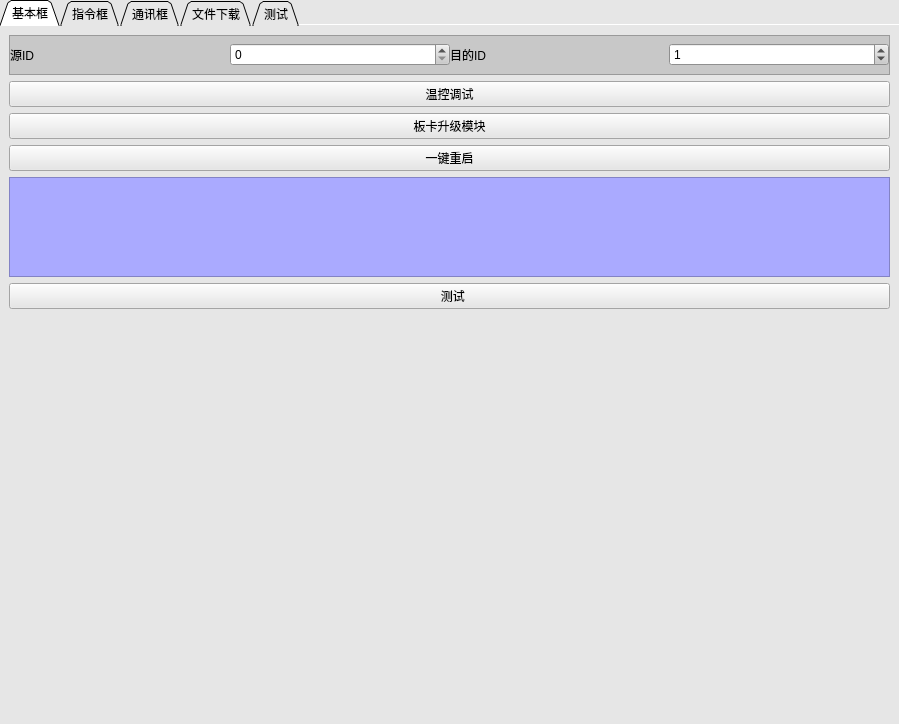
Before: the Qt Designer form d190104_sshCan/Anyone/youLib/canSend/canSend.ui in zhenghello/QTobj, drawn with Qt 5.
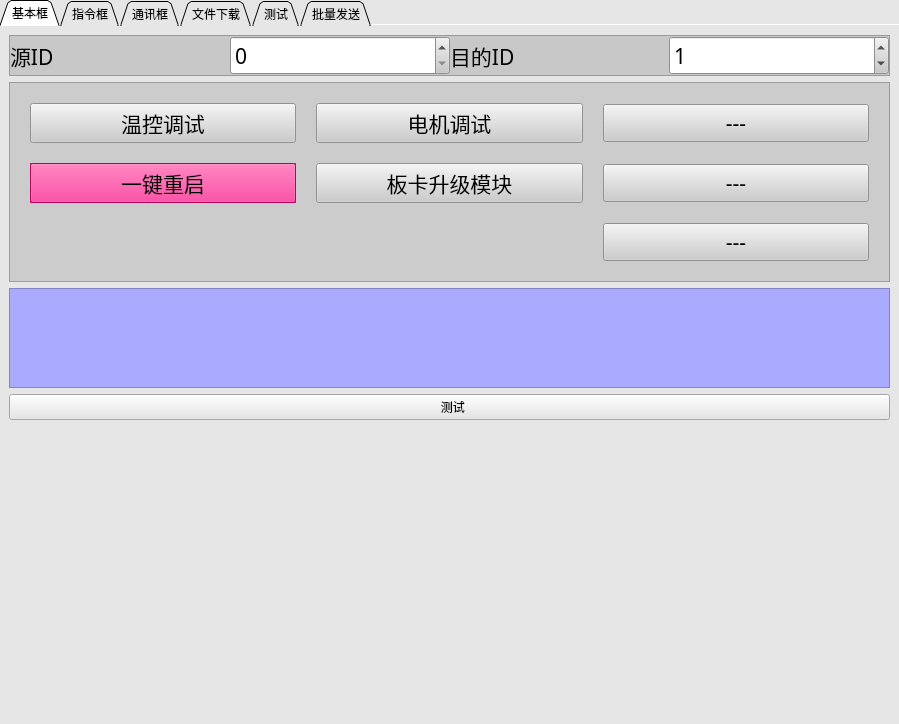
After: the same form once the commit is applied. The open tabs and pages were chosen to show the change.

What changed in the file:
```diff
--- a/d190104_sshCan/Anyone/youLib/canSend/canSend.ui
+++ b/d190104_sshCan/Anyone/youLib/canSend/canSend.ui
@@ -428,10 +428,7 @@
   <property name="windowTitle">
    <string>Form</string>
   </property>
-  <layout class="QVBoxLayout" name="verticalLayout">
-   <property name="spacing">
-    <number>0</number>
-   </property>
+  <layout class="QGridLayout" name="gridLayout">
    <property name="leftMargin">
     <number>0</number>
    </property>
@@ -444,7 +441,7 @@
    <property name="bottomMargin">
     <number>0</number>
    </property>
-   <item>
+   <item row="0" column="0">
     <widget class="QTabWidget" name="tabWidget">
      <property name="toolTip">
       <string/>
@@ -927,6 +924,12 @@
             </property>
             <item row="0" column="2">
              <widget class="QLabel" name="z_label_3">
+              <property name="font">
+               <font>
+                <family>宋体</family>
+                <pointsize>16</pointsize>
+               </font>
+              </property>
               <property name="text">
                <string>目的ID</string>
               </property>
@@ -934,6 +937,12 @@
             </item>
             <item row="0" column="3">
              <widget class="QSpinBox" name="spinBox_destID">
+              <property name="font">
+               <font>
+                <family>宋体</family>
+                <pointsize>16</pointsize>
+               </font>
+              </property>
               <property name="maximum">
                <number>31</number>
               </property>
@@ -944,6 +953,12 @@
             </item>
             <item row="0" column="1">
              <widget class="QSpinBox" name="spinBox_srcID">
+              <property name="font">
+               <font>
+                <family>宋体</family>
+                <pointsize>16</pointsize>
+               </font>
+              </property>
               <property name="maximum">
                <number>31</number>
               </property>
@@ -954,6 +969,12 @@
             </item>
             <item row="0" column="0">
              <widget class="QLabel" name="z_label_4">
+              <property name="font">
+               <font>
+                <family>宋体</family>
+                <pointsize>16</pointsize>
+               </font>
+              </property>
               <property name="text">
                <string>源ID</string>
               </property>
@@ -963,24 +984,946 @@
           </widget>
          </item>
          <item>
-          <widget class="QPushButton" name="button_temp">
-           <property name="text">
-            <string>温控调试</string>
+          <widget class="QFrame" name="frame">
+           <property name="minimumSize">
+            <size>
+             <width>0</width>
+             <height>100</height>
+            </size>
            </property>
-          </widget>
-         </item>
-         <item>
-          <widget class="QPushButton" name="button_upgrade_modular">
-           <property name="text">
-            <string>板卡升级模块</string>
+           <property name="palette">
+            <palette>
+             <active>
+              <colorrole role="WindowText">
+               <brush brushstyle="SolidPattern">
+                <color alpha="255">
+                 <red>0</red>
+                 <green>0</green>
+                 <blue>0</blue>
+                </color>
+               </brush>
+              </colorrole>
+              <colorrole role="Button">
+               <brush brushstyle="SolidPattern">
+                <color alpha="255">
+                 <red>204</red>
+                 <green>204</green>
+                 <blue>204</blue>
+                </color>
+               </brush>
+              </colorrole>
+              <colorrole role="Light">
+               <brush brushstyle="SolidPattern">
+                <color alpha="255">
+                 <red>255</red>
+                 <green>255</green>
+                 <blue>255</blue>
+                </color>
+               </brush>
+              </colorrole>
+              <colorrole role="Midlight">
+               <brush brushstyle="SolidPattern">
+                <color alpha="255">
+                 <red>229</red>
+                 <green>229</green>
+                 <blue>229</blue>
+                </color>
+               </brush>
+              </colorrole>
+              <colorrole role="Dark">
+               <brush brushstyle="SolidPattern">
+                <color alpha="255">
+                 <red>102</red>
+                 <green>102</green>
+                 <blue>102</blue>
+                </color>
+               </brush>
+              </colorrole>
+              <colorrole role="Mid">
+               <brush brushstyle="SolidPattern">
+                <color alpha="255">
+                 <red>136</red>
+                 <green>136</green>
+                 <blue>136</blue>
+                </color>
+               </brush>
+              </colorrole>
+              <colorrole role="Text">
+               <brush brushstyle="SolidPattern">
+                <color alpha="255">
+                 <red>0</red>
+                 <green>0</green>
+                 <blue>0</blue>
+                </color>
+               </brush>
+              </colorrole>
+              <colorrole role="BrightText">
+               <brush brushstyle="SolidPattern">
+                <color alpha="255">
+                 <red>255</red>
+                 <green>255</green>
+                 <blue>255</blue>
+                </color>
+               </brush>
+              </colorrole>
+              <colorrole role="ButtonText">
+               <brush brushstyle="SolidPattern">
+                <color alpha="255">
+                 <red>0</red>
+                 <green>0</green>
+                 <blue>0</blue>
+                </color>
+               </brush>
+              </colorrole>
+              <colorrole role="Base">
+               <brush brushstyle="SolidPattern">
+                <color alpha="255">
+                 <red>255</red>
+                 <green>255</green>
+                 <blue>255</blue>
+                </color>
+               </brush>
+              </colorrole>
+              <colorrole role="Window">
+               <brush brushstyle="SolidPattern">
+                <color alpha="255">
+                 <red>204</red>
+                 <green>204</green>
+                 <blue>204</blue>
+                </color>
+               </brush>
+              </colorrole>
+              <colorrole role="Shadow">
+               <brush brushstyle="SolidPattern">
+                <color alpha="255">
+                 <red>0</red>
+                 <green>0</green>
+                 <blue>0</blue>
+                </color>
+               </brush>
+              </colorrole>
+              <colorrole role="AlternateBase">
+               <brush brushstyle="SolidPattern">
+                <color alpha="255">
+                 <red>229</red>
+                 <green>229</green>
+                 <blue>229</blue>
+                </color>
+               </brush>
+              </colorrole>
+              <colorrole role="ToolTipBase">
+               <brush brushstyle="SolidPattern">
+                <color alpha="255">
+                 <red>255</red>
+                 <green>255</green>
+                 <blue>220</blue>
+                </color>
+               </brush>
+              </colorrole>
+              <colorrole role="ToolTipText">
+               <brush brushstyle="SolidPattern">
+                <color alpha="255">
+                 <red>0</red>
+                 <green>0</green>
+                 <blue>0</blue>
+                </color>
+               </brush>
+              </colorrole>
+             </active>
+             <inactive>
+              <colorrole role="WindowText">
+               <brush brushstyle="SolidPattern">
+                <color alpha="255">
+                 <red>0</red>
+                 <green>0</green>
+                 <blue>0</blue>
+                </color>
+               </brush>
+              </colorrole>
+              <colorrole role="Button">
+               <brush brushstyle="SolidPattern">
+                <color alpha="255">
+                 <red>204</red>
+                 <green>204</green>
+                 <blue>204</blue>
+                </color>
+               </brush>
+              </colorrole>
+              <colorrole role="Light">
+               <brush brushstyle="SolidPattern">
+                <color alpha="255">
+                 <red>255</red>
+                 <green>255</green>
+                 <blue>255</blue>
+                </color>
+               </brush>
+              </colorrole>
+              <colorrole role="Midlight">
+               <brush brushstyle="SolidPattern">
+                <color alpha="255">
+                 <red>229</red>
+                 <green>229</green>
+                 <blue>229</blue>
+                </color>
+               </brush>
+              </colorrole>
+              <colorrole role="Dark">
+               <brush brushstyle="SolidPattern">
+                <color alpha="255">
+                 <red>102</red>
+                 <green>102</green>
+                 <blue>102</blue>
+                </color>
+               </brush>
+              </colorrole>
+              <colorrole role="Mid">
+               <brush brushstyle="SolidPattern">
+                <color alpha="255">
+                 <red>136</red>
+                 <green>136</green>
+                 <blue>136</blue>
+                </color>
+               </brush>
+              </colorrole>
+              <colorrole role="Text">
+               <brush brushstyle="SolidPattern">
+                <color alpha="255">
+                 <red>0</red>
+                 <green>0</green>
+                 <blue>0</blue>
+                </color>
+               </brush>
+              </colorrole>
+              <colorrole role="BrightText">
+               <brush brushstyle="SolidPattern">
+                <color alpha="255">
+                 <red>255</red>
+                 <green>255</green>
+                 <blue>255</blue>
+                </color>
+               </brush>
+              </colorrole>
+              <colorrole role="ButtonText">
+               <brush brushstyle="SolidPattern">
+                <color alpha="255">
+                 <red>0</red>
+                 <green>0</green>
+                 <blue>0</blue>
+                </color>
+               </brush>
+              </colorrole>
+              <colorrole role="Base">
+               <brush brushstyle="SolidPattern">
+                <color alpha="255">
+                 <red>255</red>
+                 <green>255</green>
+                 <blue>255</blue>
+                </color>
+               </brush>
+              </colorrole>
+              <colorrole role="Window">
+               <brush brushstyle="SolidPattern">
+                <color alpha="255">
+                 <red>204</red>
+                 <green>204</green>
+                 <blue>204</blue>
+                </color>
+               </brush>
+              </colorrole>
+              <colorrole role="Shadow">
+               <brush brushstyle="SolidPattern">
+                <color alpha="255">
+                 <red>0</red>
+                 <green>0</green>
+                 <blue>0</blue>
+                </color>
+               </brush>
+              </colorrole>
+              <colorrole role="AlternateBase">
+               <brush brushstyle="SolidPattern">
+                <color alpha="255">
+                 <red>229</red>
+                 <green>229</green>
+                 <blue>229</blue>
+                </color>
+               </brush>
+              </colorrole>
+              <colorrole role="ToolTipBase">
+               <brush brushstyle="SolidPattern">
+                <color alpha="255">
+                 <red>255</red>
+                 <green>255</green>
+                 <blue>220</blue>
+                </color>
+               </brush>
+              </colorrole>
+              <colorrole role="ToolTipText">
+               <brush brushstyle="SolidPattern">
+                <color alpha="255">
+                 <red>0</red>
+                 <green>0</green>
+                 <blue>0</blue>
+                </color>
+               </brush>
+              </colorrole>
+             </inactive>
+             <disabled>
+              <colorrole role="WindowText">
+               <brush brushstyle="SolidPattern">
+                <color alpha="255">
+                 <red>102</red>
+                 <green>102</green>
+                 <blue>102</blue>
+                </color>
+               </brush>
+              </colorrole>
+              <colorrole role="Button">
+               <brush brushstyle="SolidPattern">
+                <color alpha="255">
+                 <red>204</red>
+                 <green>204</green>
+                 <blue>204</blue>
+                </color>
+               </brush>
+              </colorrole>
+              <colorrole role="Light">
+               <brush brushstyle="SolidPattern">
+                <color alpha="255">
+                 <red>255</red>
+                 <green>255</green>
+                 <blue>255</blue>
+                </color>
+               </brush>
+              </colorrole>
+              <colorrole role="Midlight">
+               <brush brushstyle="SolidPattern">
+                <color alpha="255">
+                 <red>229</red>
+                 <green>229</green>
+                 <blue>229</blue>
+                </color>
+               </brush>
+              </colorrole>
+              <colorrole role="Dark">
+               <brush brushstyle="SolidPattern">
+                <color alpha="255">
+                 <red>102</red>
+                 <green>102</green>
+                 <blue>102</blue>
+                </color>
+               </brush>
+              </colorrole>
+              <colorrole role="Mid">
+               <brush brushstyle="SolidPattern">
+                <color alpha="255">
+                 <red>136</red>
+                 <green>136</green>
+                 <blue>136</blue>
+                </color>
+               </brush>
+              </colorrole>
+              <colorrole role="Text">
+               <brush brushstyle="SolidPattern">
+                <color alpha="255">
+                 <red>102</red>
+                 <green>102</green>
+                 <blue>102</blue>
+                </color>
+               </brush>
+              </colorrole>
+              <colorrole role="BrightText">
+               <brush brushstyle="SolidPattern">
+                <color alpha="255">
+                 <red>255</red>
+                 <green>255</green>
+                 <blue>255</blue>
+                </color>
+               </brush>
+              </colorrole>
+              <colorrole role="ButtonText">
+               <brush brushstyle="SolidPattern">
+                <color alpha="255">
+                 <red>102</red>
+                 <green>102</green>
+                 <blue>102</blue>
+                </color>
+               </brush>
+              </colorrole>
+              <colorrole role="Base">
+               <brush brushstyle="SolidPattern">
+                <color alpha="255">
+                 <red>204</red>
+                 <green>204</green>
+                 <blue>204</blue>
+                </color>
+               </brush>
+              </colorrole>
+              <colorrole role="Window">
+               <brush brushstyle="SolidPattern">
+                <color alpha="255">
+                 <red>204</red>
+                 <green>204</green>
+                 <blue>204</blue>
+                </color>
+               </brush>
+              </colorrole>
+              <colorrole role="Shadow">
+               <brush brushstyle="SolidPattern">
+                <color alpha="255">
+                 <red>0</red>
+                 <green>0</green>
+                 <blue>0</blue>
+                </color>
+               </brush>
+              </colorrole>
+              <colorrole role="AlternateBase">
+               <brush brushstyle="SolidPattern">
+                <color alpha="255">
+                 <red>204</red>
+                 <green>204</green>
+                 <blue>204</blue>
+                </color>
+               </brush>
+              </colorrole>
+              <colorrole role="ToolTipBase">
+               <brush brushstyle="SolidPattern">
+                <color alpha="255">
+                 <red>255</red>
+                 <green>255</green>
+                 <blue>220</blue>
+                </color>
+               </brush>
+              </colorrole>
+              <colorrole role="ToolTipText">
+               <brush brushstyle="SolidPattern">
+                <color alpha="255">
+                 <red>0</red>
+                 <green>0</green>
+                 <blue>0</blue>
+                </color>
+               </brush>
+              </colorrole>
+             </disabled>
+            </palette>
            </property>
-          </widget>
-         </item>
-         <item>
-          <widget class="QPushButton" name="button_reboot">
-           <property name="text">
-            <string>一键重启</string>
+           <property name="font">
+            <font>
+             <family>宋体</family>
+             <pointsize>16</pointsize>
+            </font>
            </property>
+           <property name="autoFillBackground">
+            <bool>true</bool>
+           </property>
+           <property name="frameShape">
+            <enum>QFrame::StyledPanel</enum>
+           </property>
+           <property name="frameShadow">
+            <enum>QFrame::Raised</enum>
+           </property>
+           <layout class="QGridLayout" name="gridLayout_2">
+            <property name="leftMargin">
+             <number>20</number>
+            </property>
+            <property name="topMargin">
+             <number>20</number>
+            </property>
+            <property name="rightMargin">
+             <number>20</number>
+            </property>
+            <property name="bottomMargin">
+             <number>20</number>
+            </property>
+            <property name="spacing">
+             <number>20</number>
+            </property>
+            <item row="0" column="0">
+             <widget class="QPushButton" name="button_temp">
+              <property name="toolTip">
+               <string>主要使用温控相关命令
+可以用于PID调节、温度设置</string>
+              </property>
+              <property name="text">
+               <string>温控调试</string>
+              </property>
+             </widget>
+            </item>
+            <item row="1" column="0">
+             <widget class="QPushButton" name="button_reboot">
+              <property name="palette">
+               <palette>
+                <active>
+                 <colorrole role="WindowText">
+                  <brush brushstyle="SolidPattern">
+                   <color alpha="255">
+                    <red>0</red>
+                    <green>0</green>
+                    <blue>0</blue>
+                   </color>
+                  </brush>
+                 </colorrole>
+                 <colorrole role="Button">
+                  <brush brushstyle="SolidPattern">
+                   <color alpha="255">
+                    <red>255</red>
+                    <green>0</green>
+                    <blue>127</blue>
+                   </color>
+                  </brush>
+                 </colorrole>
+                 <colorrole role="Light">
+                  <brush brushstyle="SolidPattern">
+                   <color alpha="255">
+                    <red>255</red>
+                    <green>127</green>
+                    <blue>191</blue>
+                   </color>
+                  </brush>
+                 </colorrole>
+                 <colorrole role="Midlight">
+                  <brush brushstyle="SolidPattern">
+                   <color alpha="255">
+                    <red>255</red>
+                    <green>63</green>
+                    <blue>159</blue>
+                   </color>
+                  </brush>
+                 </colorrole>
+                 <colorrole role="Dark">
+                  <brush brushstyle="SolidPattern">
+                   <color alpha="255">
+                    <red>127</red>
+                    <green>0</green>
+                    <blue>63</blue>
+                   </color>
+                  </brush>
+                 </colorrole>
+                 <colorrole role="Mid">
+                  <brush brushstyle="SolidPattern">
+                   <color alpha="255">
+                    <red>170</red>
+                    <green>0</green>
+                    <blue>84</blue>
+                   </color>
+                  </brush>
+                 </colorrole>
+                 <colorrole role="Text">
+                  <brush brushstyle="SolidPattern">
+                   <color alpha="255">
+                    <red>0</red>
+                    <green>0</green>
+                    <blue>0</blue>
+                   </color>
+                  </brush>
+                 </colorrole>
+                 <colorrole role="BrightText">
+                  <brush brushstyle="SolidPattern">
+                   <color alpha="255">
+                    <red>255</red>
+                    <green>255</green>
+                    <blue>255</blue>
+                   </color>
+                  </brush>
+                 </colorrole>
+                 <colorrole role="ButtonText">
+                  <brush brushstyle="SolidPattern">
+                   <color alpha="255">
+                    <red>0</red>
+                    <green>0</green>
+                    <blue>0</blue>
+                   </color>
+                  </brush>
+                 </colorrole>
+                 <colorrole role="Base">
+                  <brush brushstyle="SolidPattern">
+                   <color alpha="255">
+                    <red>255</red>
+                    <green>255</green>
+                    <blue>255</blue>
+                   </color>
+                  </brush>
+                 </colorrole>
+                 <colorrole role="Window">
+                  <brush brushstyle="SolidPattern">
+                   <color alpha="255">
+                    <red>255</red>
+                    <green>0</green>
+                    <blue>127</blue>
+                   </color>
+                  </brush>
+                 </colorrole>
+                 <colorrole role="Shadow">
+                  <brush brushstyle="SolidPattern">
+                   <color alpha="255">
+                    <red>0</red>
+                    <green>0</green>
+                    <blue>0</blue>
+                   </color>
+                  </brush>
+                 </colorrole>
+                 <colorrole role="AlternateBase">
+                  <brush brushstyle="SolidPattern">
+                   <color alpha="255">
+                    <red>255</red>
+                    <green>127</green>
+                    <blue>191</blue>
+                   </color>
+                  </brush>
+                 </colorrole>
+                 <colorrole role="ToolTipBase">
+                  <brush brushstyle="SolidPattern">
+                   <color alpha="255">
+                    <red>255</red>
+                    <green>255</green>
+                    <blue>220</blue>
+                   </color>
+                  </brush>
+                 </colorrole>
+                 <colorrole role="ToolTipText">
+                  <brush brushstyle="SolidPattern">
+                   <color alpha="255">
+                    <red>0</red>
+                    <green>0</green>
+                    <blue>0</blue>
+                   </color>
+                  </brush>
+                 </colorrole>
+                </active>
+                <inactive>
+                 <colorrole role="WindowText">
+                  <brush brushstyle="SolidPattern">
+                   <color alpha="255">
+                    <red>0</red>
+                    <green>0</green>
+                    <blue>0</blue>
+                   </color>
+                  </brush>
+                 </colorrole>
+                 <colorrole role="Button">
+                  <brush brushstyle="SolidPattern">
+                   <color alpha="255">
+                    <red>255</red>
+                    <green>0</green>
+                    <blue>127</blue>
+                   </color>
+                  </brush>
+                 </colorrole>
+                 <colorrole role="Light">
+                  <brush brushstyle="SolidPattern">
+                   <color alpha="255">
+                    <red>255</red>
+                    <green>127</green>
+                    <blue>191</blue>
+                   </color>
+                  </brush>
+                 </colorrole>
+                 <colorrole role="Midlight">
+                  <brush brushstyle="SolidPattern">
+                   <color alpha="255">
+                    <red>255</red>
+                    <green>63</green>
+                    <blue>159</blue>
+                   </color>
+                  </brush>
+                 </colorrole>
+                 <colorrole role="Dark">
+                  <brush brushstyle="SolidPattern">
+                   <color alpha="255">
+                    <red>127</red>
+                    <green>0</green>
+                    <blue>63</blue>
+                   </color>
+                  </brush>
+                 </colorrole>
+                 <colorrole role="Mid">
+                  <brush brushstyle="SolidPattern">
+                   <color alpha="255">
+                    <red>170</red>
+                    <green>0</green>
+                    <blue>84</blue>
+                   </color>
+                  </brush>
+                 </colorrole>
+                 <colorrole role="Text">
+                  <brush brushstyle="SolidPattern">
+                   <color alpha="255">
+                    <red>0</red>
+                    <green>0</green>
+                    <blue>0</blue>
+                   </color>
+                  </brush>
+                 </colorrole>
+                 <colorrole role="BrightText">
+                  <brush brushstyle="SolidPattern">
+                   <color alpha="255">
+                    <red>255</red>
+                    <green>255</green>
+                    <blue>255</blue>
+                   </color>
+                  </brush>
+                 </colorrole>
+                 <colorrole role="ButtonText">
+                  <brush brushstyle="SolidPattern">
+                   <color alpha="255">
+                    <red>0</red>
+                    <green>0</green>
+                    <blue>0</blue>
+                   </color>
+                  </brush>
+                 </colorrole>
+                 <colorrole role="Base">
+                  <brush brushstyle="SolidPattern">
+                   <color alpha="255">
+                    <red>255</red>
+                    <green>255</green>
+                    <blue>255</blue>
+                   </color>
+                  </brush>
+                 </colorrole>
+                 <colorrole role="Window">
+                  <brush brushstyle="SolidPattern">
+                   <color alpha="255">
+                    <red>255</red>
+                    <green>0</green>
+                    <blue>127</blue>
+                   </color>
+                  </brush>
+                 </colorrole>
+                 <colorrole role="Shadow">
+                  <brush brushstyle="SolidPattern">
+                   <color alpha="255">
+                    <red>0</red>
+                    <green>0</green>
+                    <blue>0</blue>
+                   </color>
+                  </brush>
+                 </colorrole>
+                 <colorrole role="AlternateBase">
+                  <brush brushstyle="SolidPattern">
+                   <color alpha="255">
+                    <red>255</red>
+                    <green>127</green>
+                    <blue>191</blue>
+                   </color>
+                  </brush>
+                 </colorrole>
+                 <colorrole role="ToolTipBase">
+                  <brush brushstyle="SolidPattern">
+                   <color alpha="255">
+                    <red>255</red>
+                    <green>255</green>
+                    <blue>220</blue>
+                   </color>
+                  </brush>
+                 </colorrole>
+                 <colorrole role="ToolTipText">
+                  <brush brushstyle="SolidPattern">
+                   <color alpha="255">
+                    <red>0</red>
+                    <green>0</green>
+                    <blue>0</blue>
+                   </color>
+                  </brush>
+                 </colorrole>
+                </inactive>
+                <disabled>
+                 <colorrole role="WindowText">
+                  <brush brushstyle="SolidPattern">
+                   <color alpha="255">
+                    <red>127</red>
+                    <green>0</green>
+                    <blue>63</blue>
+                   </color>
+                  </brush>
+                 </colorrole>
+                 <colorrole role="Button">
+                  <brush brushstyle="SolidPattern">
+                   <color alpha="255">
+                    <red>255</red>
+                    <green>0</green>
+                    <blue>127</blue>
+                   </color>
+                  </brush>
+                 </colorrole>
+                 <colorrole role="Light">
+                  <brush brushstyle="SolidPattern">
+                   <color alpha="255">
+                    <red>255</red>
+                    <green>127</green>
+                    <blue>191</blue>
+                   </color>
+                  </brush>
+                 </colorrole>
+                 <colorrole role="Midlight">
+                  <brush brushstyle="SolidPattern">
+                   <color alpha="255">
+                    <red>255</red>
+                    <green>63</green>
+                    <blue>159</blue>
+                   </color>
+                  </brush>
+                 </colorrole>
+                 <colorrole role="Dark">
+                  <brush brushstyle="SolidPattern">
+                   <color alpha="255">
+                    <red>127</red>
+                    <green>0</green>
+                    <blue>63</blue>
+                   </color>
+                  </brush>
+                 </colorrole>
+                 <colorrole role="Mid">
+                  <brush brushstyle="SolidPattern">
+                   <color alpha="255">
+                    <red>170</red>
+                    <green>0</green>
+                    <blue>84</blue>
+                   </color>
+                  </brush>
+                 </colorrole>
+                 <colorrole role="Text">
+                  <brush brushstyle="SolidPattern">
+                   <color alpha="255">
+                    <red>127</red>
+                    <green>0</green>
+                    <blue>63</blue>
+                   </color>
+                  </brush>
+                 </colorrole>
+                 <colorrole role="BrightText">
+                  <brush brushstyle="SolidPattern">
+                   <color alpha="255">
+                    <red>255</red>
+                    <green>255</green>
+                    <blue>255</blue>
+                   </color>
+                  </brush>
+                 </colorrole>
+                 <colorrole role="ButtonText">
+                  <brush brushstyle="SolidPattern">
+                   <color alpha="255">
+                    <red>127</red>
+                    <green>0</green>
+                    <blue>63</blue>
+                   </color>
+                  </brush>
+                 </colorrole>
+                 <colorrole role="Base">
+                  <brush brushstyle="SolidPattern">
+                   <color alpha="255">
+                    <red>255</red>
+                    <green>0</green>
+                    <blue>127</blue>
+                   </color>
+                  </brush>
+                 </colorrole>
+                 <colorrole role="Window">
+                  <brush brushstyle="SolidPattern">
+                   <color alpha="255">
+                    <red>255</red>
+                    <green>0</green>
+                    <blue>127</blue>
+                   </color>
+                  </brush>
+                 </colorrole>
+                 <colorrole role="Shadow">
+                  <brush brushstyle="SolidPattern">
+                   <color alpha="255">
+                    <red>0</red>
+                    <green>0</green>
+                    <blue>0</blue>
+                   </color>
+                  </brush>
+                 </colorrole>
+                 <colorrole role="AlternateBase">
+                  <brush brushstyle="SolidPattern">
+                   <color alpha="255">
+                    <red>255</red>
+                    <green>0</green>
+                    <blue>127</blue>
+                   </color>
+                  </brush>
+                 </colorrole>
+                 <colorrole role="ToolTipBase">
+                  <brush brushstyle="SolidPattern">
+                   <color alpha="255">
+                    <red>255</red>
+                    <green>255</green>
+                    <blue>220</blue>
+                   </color>
+                  </brush>
+                 </colorrole>
+                 <colorrole role="ToolTipText">
+                  <brush brushstyle="SolidPattern">
+                   <color alpha="255">
+                    <red>0</red>
+                    <green>0</green>
+                    <blue>0</blue>
+                   </color>
+                  </brush>
+                 </colorrole>
+                </disabled>
+               </palette>
+              </property>
+              <property name="toolTip">
+               <string>发命令让主机重启
+重启1分钟后，
+这个软件会断开重新连接</string>
+              </property>
+              <property name="autoFillBackground">
+               <bool>true</bool>
+              </property>
+              <property name="text">
+               <string>一键重启</string>
+              </property>
+             </widget>
+            </item>
+            <item row="0" column="1">
+             <widget class="QPushButton" name="button_motor">
+              <property name="toolTip">
+               <string>用于电机模块的调试
+有专门的采用组件命令
+不要把针撞坏了</string>
+              </property>
+              <property name="text">
+               <string>电机调试</string>
+              </property>
+             </widget>
+            </item>
+            <item row="1" column="1">
+             <widget class="QPushButton" name="button_upgrade_modular">
+              <property name="toolTip">
+               <string>通过类似命令行升级mcu和FPGA的代码
+这些命令通过upgradeModelFile文件夹下的文件操作
+要配置 upgarde_config_file.dat 才能添加新项目</string>
+              </property>
+              <property name="text">
+               <string>板卡升级模块</string>
+              </property>
+             </widget>
+            </item>
+            <item row="0" column="2">
+             <widget class="QPushButton" name="button_1">
+              <property name="text">
+               <string>---</string>
+              </property>
+             </widget>
+            </item>
+            <item row="1" column="2">
+             <widget class="QPushButton" name="button_2">
+              <property name="text">
+               <string>---</string>
+              </property>
+             </widget>
+            </item>
+            <item row="2" column="2">
+             <widget class="QPushButton" name="button_3">
+              <property name="text">
+               <string>---</string>
+              </property>
+             </widget>
+            </item>
+           </layout>
           </widget>
          </item>
          <item>
@@ -2830,6 +3773,35 @@
        </item>
       </layout>
      </widget>
+     <widget class="QWidget" name="tab_2">
+      <attribute name="title">
+       <string>批量发送</string>
+      </attribute>
+      <layout class="QVBoxLayout" name="verticalLayout">
+       <item>
+        <widget class="QPlainTextEdit" name="plainTextEdit_BatchOrder">
+         <property name="toolTip">
+          <string>把主界面接收到的数据都粘贴进来，它会过滤掉非主机要发送的数据</string>
+         </property>
+         <property name="documentTitle">
+          <string/>
+         </property>
+         <property name="plainText">
+          <string>123456
+123456
+987</string>
+         </property>
+        </widget>
+       </item>
+       <item>
+        <widget class="QPushButton" name="pushButton_bathcOrder">
+         <property name="text">
+          <string> 批量发送</string>
+         </property>
+        </widget>
+       </item>
+      </layout>
+     </widget>
     </widget>
    </item>
   </layout>
```
Left out of the diff: 4 changed lines with no effect on the pictures.
